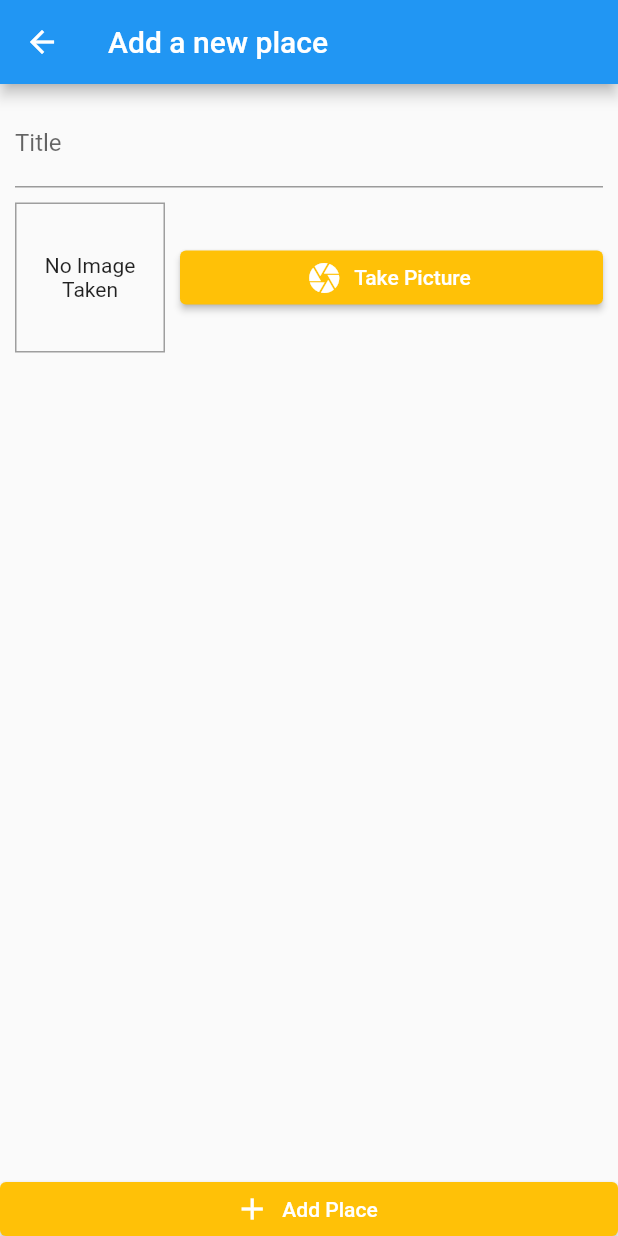
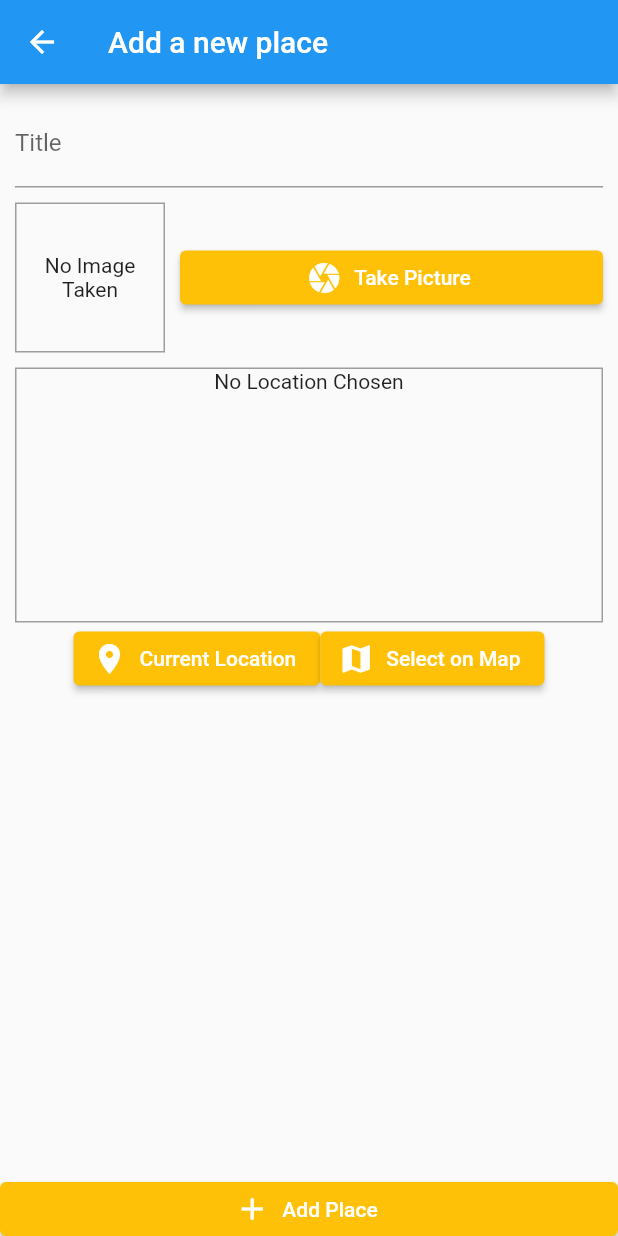
Before and after one commit to DaRkSoUl1690/places_app, a Flutter app: the AddPlaceScreen screen opened by its route, on a phone screen of 412 x 824 dp. Run offline on Flutter 3.47's test engine with Material 2 defaults, Android fonts, the phone set to English and light mode, and no system bars; our stand-ins replace image_picker, location, sqflite; accounts and stored records are empty.

Commit message:
changes made

```diff
--- /dev/null
+++ b/lib/helpers/location_helper.dart
@@ -0,0 +1,21 @@
+import 'dart:convert';
+
+import 'package:http/http.dart' as http;
+
+const GOOGLE_API_KEY = 'AIzaSyBg9yn5JtQgKRFbg6FCTy4ewbF24kRuAYI';
+
+class LocationHelper {
+  static String generateLocationPreviewImage({
+    required double latitude,
+    required double longitude,
+  }) {
+    return 'https://maps.googleapis.com/maps/api/staticmap?center=&$latitude,$longitude&zoom=16&size=600x300&maptype=roadmap&markers=color:red%7Clabel:A%7C$latitude,$longitude&key=$GOOGLE_API_KEY';
+  }
+
+  static Future<String> getPlaceAddress(double lat, double lng) async {
+    final url =
+        'https://maps.googleapis.com/maps/api/geocode/json?latlng=$lat,$lng&key=$GOOGLE_API_KEY';
+    final response = await http.get(Uri.parse(url));
+    return json.decode(response.body)['results'][0]['formatted_address'];
+  }
+}
--- a/lib/screens/add_place_screen.dart
+++ b/lib/screens/add_place_screen.dart
@@ -3,6 +3,7 @@ import 'dart:io';
 import 'package:flutter/material.dart';
 import 'package:places_app/Providers/great_places.dart';
 import 'package:places_app/widgets/image_input.dart';
+import 'package:places_app/widgets/location_input.dart';
 import 'package:provider/provider.dart';
 
 class AddPlaceScreen extends StatefulWidget {
@@ -56,7 +57,11 @@ class _AddPlaceScreenState extends State<AddPlaceScreen> {
                     ),
                     ImageInput(
                       onSelectImage: _selectImage,
-                    )
+                    ),
+                    const SizedBox(
+                      height: 10,
+                    ),
+                    LocationInput()
                     // TextFormField(),
                     // TextFormField(),
                   ],
--- /dev/null
+++ b/lib/widgets/location_input.dart
@@ -0,0 +1,68 @@
+import 'package:flutter/material.dart';
+import 'package:location/location.dart';
+import 'package:places_app/helpers/location_helper.dart';
+
+class LocationInput extends StatefulWidget {
+  LocationInput({Key? key}) : super(key: key);
+
+  @override
+  State<LocationInput> createState() => _LocationInputState();
+}
+
+class _LocationInputState extends State<LocationInput> {
+  late String _previewImageUrl = "";
+
+  Future<void> _getCurrentUserLocation() async {
+    final locData = await Location().getLocation();
+    debugPrint(locData.latitude.toString());
+    debugPrint(locData.longitude.toString());
+    final staticMapImageUrl = LocationHelper.generateLocationPreviewImage(
+      latitude: locData.latitude!,
+      longitude: locData.longitude!,
+    );
+
+    setState(() {
+      _previewImageUrl = staticMapImageUrl;
+    });
+  }
+
+  @override
+  Widget build(BuildContext context) {
+    return Column(
+      children: [
+        Container(
+          width: double.infinity,
+          height: 170,
+          decoration: BoxDecoration(
+            border: Border.all(width: 1, color: Colors.grey),
+          ),
+          child: _previewImageUrl == ""
+              ? const Text(
+                  "No Location Chosen",
+                  textAlign: TextAlign.center,
+                )
+              : Image.network(
+                  "https://www.ncenet.com/wp-content/uploads/2020/04/No-image-found.jpg",
+                  fit: BoxFit.cover,
+                  width: double.infinity,
+                ),
+        ),
+        Row(
+          mainAxisAlignment: MainAxisAlignment.center,
+          children: [
+            ElevatedButton.icon(
+              icon: const Icon(Icons.location_on),
+              label: const Text("Current Location"),
+              onPressed: _getCurrentUserLocation,
+            ),
+            ElevatedButton.icon(
+              icon: const Icon(Icons.map),
+              label: const Text("Select on Map"),
+              onPressed: () {},
+            ),
+          ],
+        )
+      ],
+    );
+  }
+}
--- a/pubspec.yaml
+++ b/pubspec.yaml
@@ -39,6 +39,9 @@ dependencies:
   path_provider: ^2.0.11
   path: ^1.8.1
   sqflite: ^2.0.2+1
+  location: ^4.4.0
+  http: ^0.13.4
+  google_maps_flutter: ^2.1.8
 
 dev_dependencies:
   flutter_test:
```
Also changed, not shown: pubspec.lock, 2 other files.
